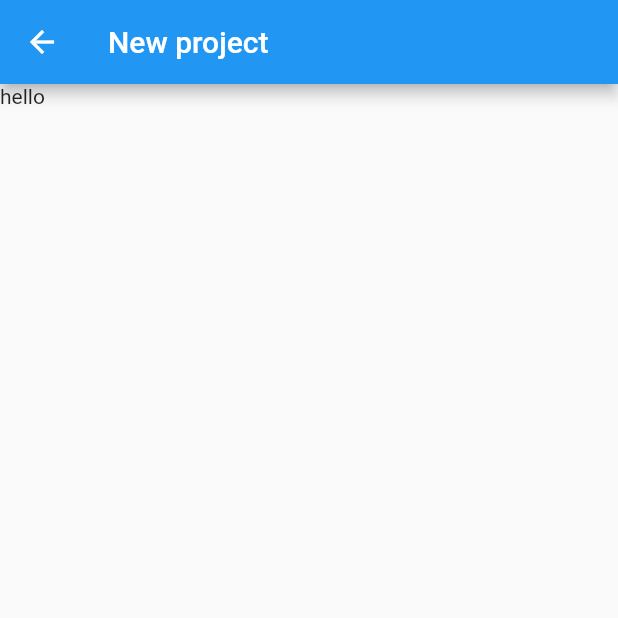
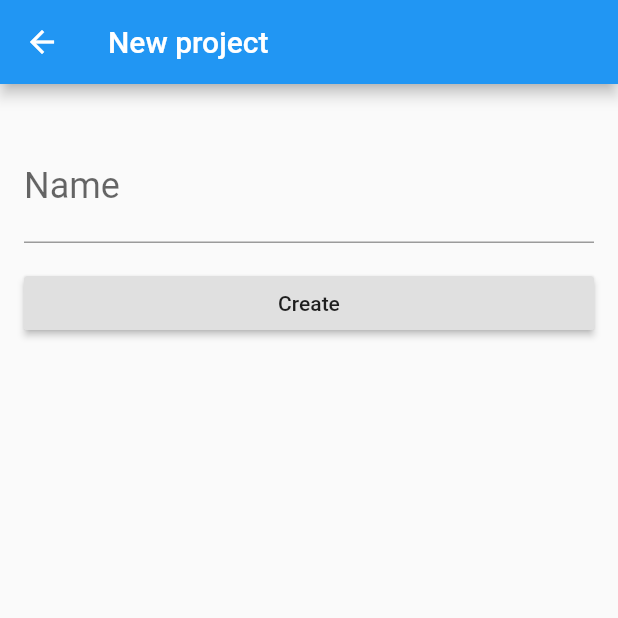
Before and after one commit to Tipertuba/tasks-tiper-app, a Flutter app: the ProjectList screen opened directly, after a tap on the "add" icon, on a phone screen of 412 x 824 dp, the top half of it. Run offline on Flutter 3.47's test engine with Material 2 defaults, Android fonts, the phone set to English and light mode, and no system bars; our stand-ins replace flutter_bloc; missing offline and left inert: http_interceptor.

Commit message:
Ability to save project

```diff
--- /dev/null
+++ b/lib/components/container.dart
@@ -0,0 +1,3 @@
+import 'package:flutter/material.dart';
+
+abstract class BlocContainer extends StatelessWidget{}
--- /dev/null
+++ b/lib/http/webclients/project_webclient.dart
@@ -0,0 +1,52 @@
+import 'dart:convert';
+
+import 'package:http/http.dart';
+import 'package:tiperapp/http/webclient.dart';
+import 'package:tiperapp/models/project.dart';
+
+class ProjectWebClient {
+  Future<List<Project>> findAll() async {
+    final Response response = await client.get(baseUrl);
+    final List<dynamic> decodedJson = jsonDecode(response.body);
+    return decodedJson
+        .map((dynamic json) => Project.fromJson(json))
+        .toList();
+  }
+
+  Future<Project> save(Project project) async {
+    final String projectJson = jsonEncode(project.toJson());
+
+    await Future.delayed(Duration(seconds: 2));
+
+    final Response response = await client.post(baseUrl + "/project",
+        headers: {
+          'Content-Type': 'application/json'
+        },
+        body: projectJson);
+
+    if(response.statusCode == 200) {
+      return Project.fromJson(jsonDecode(response.body));
+    }
+
+    throw HttpException(_getMessage(response.statusCode));
+  }
+
+  String _getMessage(int statusCode) {
+    if(_statusCodeResponses.containsKey(statusCode)){
+      return _statusCodeResponses[statusCode];
+    }
+    return 'unknown error';
+  }
+
+  static final Map<int, String> _statusCodeResponses = {
+    400: 'there was an error submitting transaction',
+    401: 'authentication failed',
+    409: 'transaction already exists'
+  };
+}
+
+class HttpException implements Exception {
+  final String message;
+
+  HttpException(this.message);
+}
--- /dev/null
+++ b/lib/models/project.dart
@@ -0,0 +1,21 @@
+
+
+class Project {
+  final int id;
+  final String name;
+
+  Project(this.id, this.name);
+
+  @override
+  String toString() {
+    return 'Project{id: $id, name: $name}';
+  }
+
+  Project.fromJson(Map<String, dynamic> json)
+      : id = json['id'],
+        name = json['name'];
+
+  Map<String, dynamic> toJson() => {
+        'name': name,
+      };
+}
--- a/lib/screens/project_form.dart
+++ b/lib/screens/project_form.dart
@@ -1,19 +1,150 @@
+import 'dart:async';
+
 import 'package:flutter/material.dart';
+import 'package:flutter_bloc/flutter_bloc.dart';
+import 'package:tiperapp/components/container.dart';
+import 'package:tiperapp/components/error.dart';
+import 'package:tiperapp/components/progress.dart';
+import 'package:tiperapp/http/webclients/project_webclient.dart';
+import 'package:tiperapp/models/project.dart';
+import 'package:uuid/uuid.dart';
 
-class ProjectForm extends StatefulWidget {
-  @override
-  _ProjectFormState createState() => _ProjectFormState();
+@immutable
+abstract class ProjectFormState {
+  const ProjectFormState();
 }
 
-class _ProjectFormState extends State<ProjectForm> {
+@immutable
+class SendingState extends ProjectFormState {
+  const SendingState();
+}
+
+@immutable
+class ShowFormState extends ProjectFormState {
+  const ShowFormState();
+}
+
+@immutable
+class SentState extends ProjectFormState {
+  const SentState();
+}
+
+@immutable
+class FatalErrorFormState extends ProjectFormState {
+  final String _message;
+
+  const FatalErrorFormState(this._message);
+}
+
+class ProjectFormCubit extends Cubit<ProjectFormState> {
+  ProjectFormCubit() : super(ShowFormState());
+
+  void save(Project projectCreated, BuildContext context) async {
+    emit(SendingState());
+    await _send(projectCreated, context);
+  }
+
+  _send(Project project, BuildContext context) async {
+    await ProjectWebClient()
+        .save(project)
+        .then((project) => emit(SentState()))
+        .catchError((e) {
+      emit(FatalErrorFormState(e.message));
+    }, test: (e) => e is HttpException).catchError((e) {
+      emit(FatalErrorFormState('timeout submitting the transaction'));
+    }, test: (e) => e is TimeoutException).catchError((e) {
+      emit(FatalErrorFormState(e.message));
+    });
+  }
+}
+
+class ProjectFormContainer extends BlocContainer {
+  final Project _project;
+
+  ProjectFormContainer(this._project);
+
+  @override
+  Widget build(BuildContext context) {
+    return BlocProvider<ProjectFormCubit>(
+        create: (BuildContext context) {
+          return ProjectFormCubit();
+        },
+        child: BlocListener<ProjectFormCubit, ProjectFormState>(
+          listener: (context, state) {
+            if (state is SentState) {
+              Navigator.pop(context);
+            }
+          },
+          child: ProjectFormStateless(_project),
+        ));
+  }
+}
+
+class ProjectFormStateless extends StatelessWidget {
+  final Project _project;
+
+  ProjectFormStateless(this._project);
+
+  @override
+  Widget build(BuildContext context) {
+    return BlocBuilder<ProjectFormCubit, ProjectFormState>(
+        builder: (context, state) {
+      if (state is ShowFormState) {
+        return _BasicForm(_project);
+      } else if (state is SendingState || state is SentState) {
+        return ProgressView();
+      } else if (state is FatalErrorFormState) {
+        return ErrorView(state._message);
+      }
+      return ErrorView("Unknown Error");
+    });
+  }
+}
+
+class _BasicForm extends StatelessWidget {
+  final Project _project;
+  final TextEditingController _projectNameController = TextEditingController();
+
+  _BasicForm(this._project);
+
   @override
   Widget build(BuildContext context) {
     return Scaffold(
       appBar: AppBar(
         title: Text('New project'),
       ),
-      body: Container(
-        child: Text('hello'),
+      body: SingleChildScrollView(
+        child: Padding(
+          padding: const EdgeInsets.all(16.0),
+          child: Column(
+            crossAxisAlignment: CrossAxisAlignment.start,
+            children: <Widget>[
+              Padding(
+                padding: const EdgeInsets.only(top: 16.0),
+                child: TextField(
+                  controller: _projectNameController,
+                  style: TextStyle(fontSize: 24.0),
+                  decoration: InputDecoration(labelText: 'Name'),
+                ),
+              ),
+              Padding(
+                padding: const EdgeInsets.only(top: 16.0),
+                child: SizedBox(
+                  width: double.maxFinite,
+                  child: RaisedButton(
+                    child: Text('Create'),
+                    onPressed: () {
+                      final String name = _projectNameController.text;
+                      final Project project = Project(0, name);
+                      BlocProvider.of<ProjectFormCubit>(context)
+                          .save(project, context);
+                    },
+                  ),
+                ),
+              )
+            ],
+          ),
+        ),
       ),
     );
   }
--- a/lib/screens/project_list.dart
+++ b/lib/screens/project_list.dart
@@ -1,5 +1,7 @@
 import 'package:flutter/material.dart';
+import 'package:tiperapp/models/project.dart';
 import 'package:tiperapp/screens/project_form.dart';
+import 'package:uuid/uuid.dart';
 
 class ProjectList extends StatelessWidget {
   @override
@@ -18,7 +20,7 @@ class ProjectList extends StatelessWidget {
       ),
       floatingActionButton: FloatingActionButton(
         onPressed: () {
-          Navigator.of(context).push(MaterialPageRoute(builder: (context) => ProjectForm()));
+          Navigator.of(context).push(MaterialPageRoute(builder: (context) => ProjectFormContainer(Project(0, ""))));
         },
         child: Icon(Icons.add),
       ),
--- a/pubspec.yaml
+++ b/pubspec.yaml
@@ -1,5 +1,5 @@
 name: tiperapp
-description: A new Flutter project.
+description: A new Tiperapp project.
 
 # The following line prevents the package from being accidentally published to
 # pub.dev using `pub publish`. This is preferred for private packages.
@@ -23,6 +23,10 @@ environment:
 dependencies:
   flutter:
     sdk: flutter
+  http:
+  http_interceptor:
+  uuid:
+  flutter_bloc: ^6.0.0
 
 
   # The following adds the Cupertino Icons font to your application.
```
Also changed, not shown: lib/components/error.dart (added, +17 -0 lines), lib/components/progress.dart (added, +43 -0 lines), lib/http/webclient.dart (+9 -0 lines), pubspec.lock.
